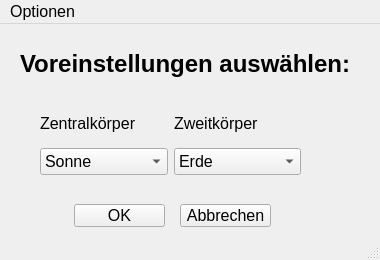
Above: examples.ui from fflopsi/twobodyproblem before the change. Below: the same form after it.
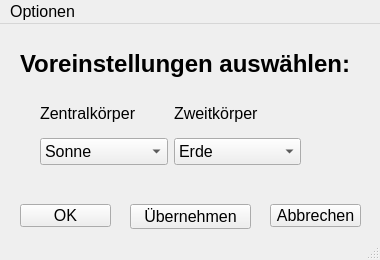
That is the form after the change.

Commit message: add "Übernehmen"-button and app-icon

What changed in the file:
```diff
--- a/examples.ui
+++ b/examples.ui
@@ -54,7 +54,7 @@
     <property name="geometry">
      <rect>
       <x>40</x>
-      <y>80</y>
+      <y>70</y>
       <width>261</width>
       <height>71</height>
      </rect>
@@ -117,7 +117,7 @@
    <widget class="QPushButton" name="b_ok">
     <property name="geometry">
      <rect>
-      <x>74</x>
+      <x>20</x>
       <y>180</y>
       <width>91</width>
       <height>23</height>
@@ -130,7 +130,7 @@
    <widget class="QPushButton" name="b_cancel">
     <property name="geometry">
      <rect>
-      <x>180</x>
+      <x>270</x>
       <y>180</y>
       <width>91</width>
       <height>23</height>
@@ -140,6 +140,19 @@
      <string>Abbrechen</string>
     </property>
    </widget>
+   <widget class="QPushButton" name="b_fill">
+    <property name="geometry">
+     <rect>
+      <x>130</x>
+      <y>180</y>
+      <width>121</width>
+      <height>25</height>
+     </rect>
+    </property>
+    <property name="text">
+     <string>Übernehmen</string>
+    </property>
+   </widget>
   </widget>
   <widget class="QMenuBar" name="menubar">
    <property name="geometry">
```
Left out of the diff: 2 changed lines with no effect on the pictures. The commit also changes 1 other file.
